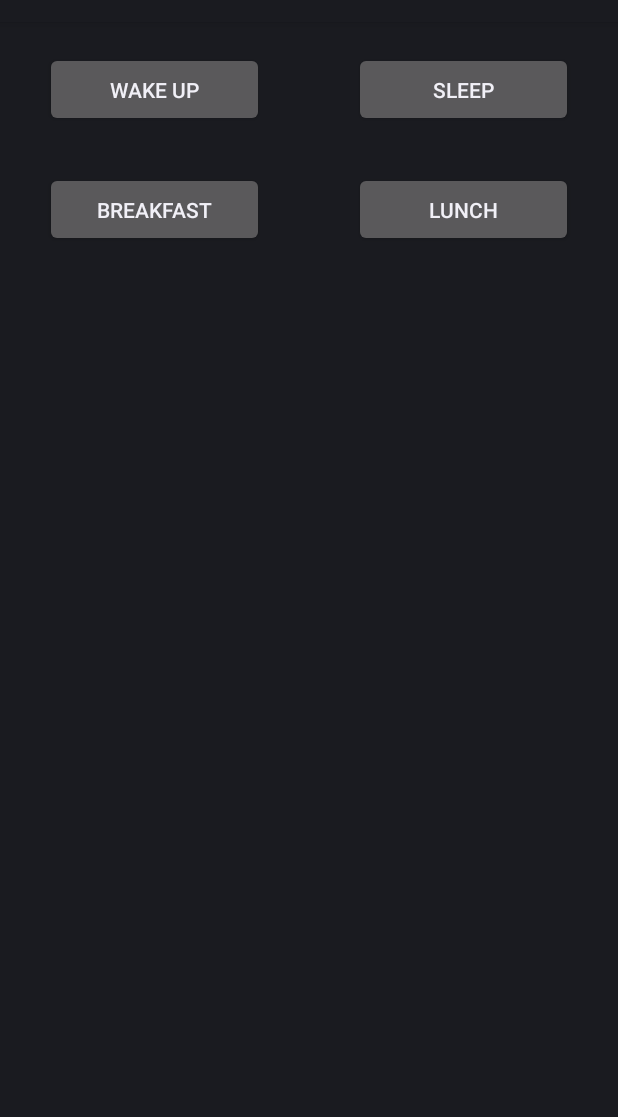
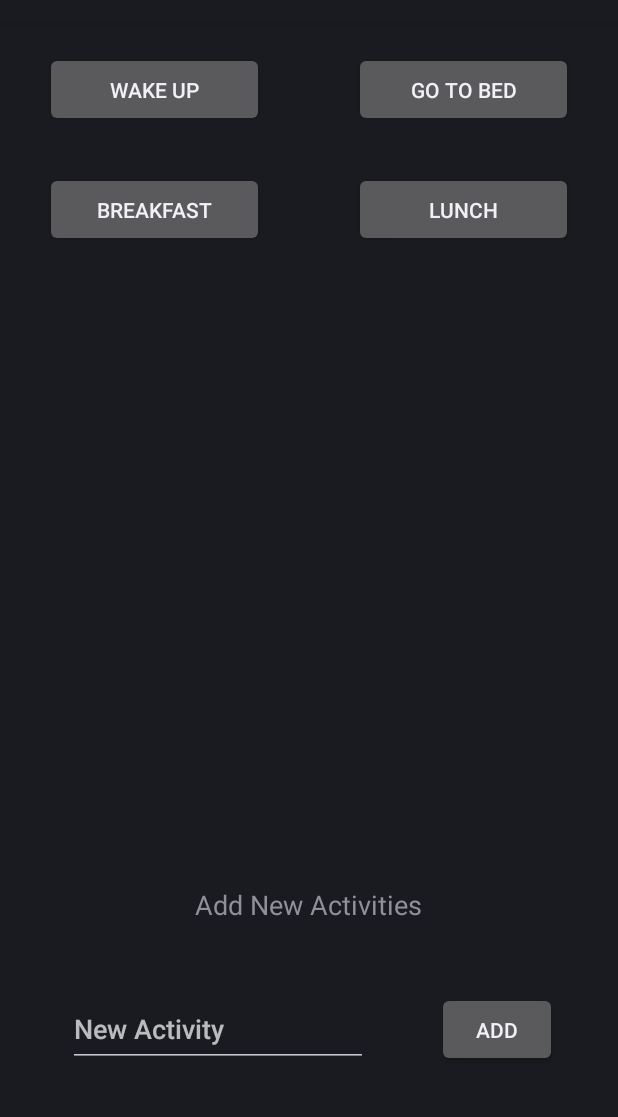
Before and after one commit to yizhang7210/LifeStats, an Android app: the fragment RecordTabs shown on its own in the app's theme, on a phone screen of 412 x 824 dp, the part 62-1179 px from its top. Run offline under Robolectric (Android 15) with nearby library versions, the light colour scheme and no system bars.

Commit message:
Design mostly working. needs tidy up.

```diff
--- a/app/src/main/java/com/lifestats/RecordTabs.java
+++ b/app/src/main/java/com/lifestats/RecordTabs.java
@@ -16,7 +16,7 @@ public class RecordTabs extends Fragment {
     public View onCreateView(LayoutInflater inflater, ViewGroup container,
                              Bundle savedInstanceState) {
         ViewGroup rootView = (ViewGroup) inflater.inflate(
-                R.layout.recordbuttons, container, false);
+                R.layout.recordtab, container, false);
 
         return rootView;
     }
--- a/app/src/main/res/layout/main.xml
+++ b/app/src/main/res/layout/main.xml
@@ -1,5 +1,6 @@
 <?xml version="1.0" encoding="utf-8"?>
-<FrameLayout xmlns:android="http://schemas.android.com/apk/res/android"
-    android:id="@+id/fragment_container"
+<android.support.v4.view.ViewPager
+    xmlns:android="http://schemas.android.com/apk/res/android"
+    android:id="@+id/pager"
     android:layout_width="match_parent"
     android:layout_height="match_parent" />
--- a/app/src/main/res/layout/recordbuttons.xml
+++ b/app/src/main/res/layout/recordbuttons.xml
@@ -2,7 +2,8 @@
 
 <RelativeLayout xmlns:android="http://schemas.android.com/apk/res/android"
     android:layout_width="fill_parent"
-    android:layout_height="fill_parent">
+    android:layout_height="fill_parent"
+    android:id="@+id/recordButtons">
 
     <TableLayout
         android:layout_width="fill_parent"
--- a/app/src/main/res/layout/recordtab.xml
+++ b/app/src/main/res/layout/recordtab.xml
@@ -1,34 +1,97 @@
 <?xml version="1.0" encoding="utf-8"?>
-<RelativeLayout xmlns:android="http://schemas.android.com/apk/res/android"
-    android:layout_width="match_parent"
-    android:layout_height="match_parent">
-
-    <LinearLayout
-        android:layout_width="fill_parent"
-        android:layout_height="fill_parent"
-        android:orientation="vertical">
+<LinearLayout xmlns:android="http://schemas.android.com/apk/res/android"
+    android:id="@+id/leftTab"
+    android:layout_width="fill_parent"
+    android:layout_height="fill_parent"
+    android:orientation="vertical">
 
         <LinearLayout
-            android:layout_width="fill_parent"
+            android:layout_width="match_parent"
             android:layout_height="fill_parent"
             android:layout_weight="2.5"
             android:id="@+id/Top_half_layout"
             android:orientation="vertical">
 
-            <android.support.v4.view.ViewPager
-                android:id="@+id/pager"
+            <ScrollView
+                android:id="@+id/recordButtons"
                 android:layout_width="fill_parent"
                 android:layout_height="fill_parent">
 
-            </android.support.v4.view.ViewPager>
+                <TableLayout
+                    android:layout_width="fill_parent"
+                    android:layout_height="fill_parent"
+                    android:baselineAligned="false"
+                    android:visibility="visible">
+
+
+                    <TableRow
+                        android:layout_width="fill_parent"
+                        android:layout_height="fill_parent">
+
+                        <Button
+                            android:layout_width="100dp"
+                            android:layout_height="50dp"
+                            android:text="@string/wakeupButton"
+                            android:id="@+id/wakeupButton"
+                            android:layout_weight="1"
+                            android:layout_marginLeft="30dp"
+                            android:layout_marginRight="30dp"
+                            android:layout_marginTop="20dp"
+                            android:layout_marginBottom="10dp" />
+
+                        <Button
+                            android:layout_width="100dp"
+                            android:layout_height="50dp"
+                            android:text="@string/sleepButton"
+                            android:id="@+id/sleepButton"
+                            android:layout_weight="1"
+                            android:layout_marginLeft="30dp"
+                            android:layout_marginRight="30dp"
+                            android:layout_marginTop="20dp"
+                            android:layout_marginBottom="10dp" />
+
+                    </TableRow>
+
+                    <TableRow
+                        android:layout_width="fill_parent"
+                        android:layout_height="fill_parent">
+
+
+                        <Button
+                            android:layout_width="100dp"
+                            android:layout_height="50dp"
+                            android:text="@string/breakfastButton"
+                            android:id="@+id/breakfastButton"
+                            android:layout_weight="1"
+                            android:layout_marginLeft="30dp"
+                            android:layout_marginRight="30dp"
+                            android:layout_marginTop="20dp"
+                            android:layout_marginBottom="10dp" />
+
+                        <Button
+                            android:layout_width="100dp"
+                            android:layout_height="50dp"
+                            android:text="@string/lunchButton"
+                            android:id="@+id/lunchButton"
+                            android:layout_weight="1"
+                            android:layout_marginLeft="30dp"
+                            android:layout_marginRight="30dp"
+                            android:layout_marginTop="20dp"
+                            android:layout_marginBottom="10dp" />
+                    </TableRow>
+
+                </TableLayout>
+            </ScrollView>
         </LinearLayout>
 
         <RelativeLayout
-            android:layout_width="fill_parent"
+            android:layout_width="match_parent"
             android:layout_height="fill_parent"
             android:layout_weight="7.5"
             android:id="@+id/bottom_half_layout"
-            android:orientation="vertical">
+            android:orientation="horizontal"
+            android:descendantFocusability="beforeDescendants"
+            android:focusableInTouchMode="true">
 
             <TextView
                 android:layout_width="wrap_content"
@@ -48,7 +111,7 @@
                 android:layout_gravity="left|center_vertical"
                 android:layout_marginLeft="45dp"
                 android:layout_centerVertical="true"
-                android:layout_alignParentLeft="true" />
+                android:layout_alignParentLeft="true"/>
 
             <Button
                 android:layout_width="80dp"
@@ -60,5 +123,4 @@
                 android:layout_marginLeft="10dp"/>
         </RelativeLayout>
 
-    </LinearLayout>
-</RelativeLayout>
+</LinearLayout>
--- a/app/src/main/res/values/strings.xml
+++ b/app/src/main/res/values/strings.xml
@@ -5,7 +5,7 @@
     <string name="showActivity">Show Activity</string>
     <string name="RecordActivity">Record Activity</string>
     <string name="wakeupButton">Wake up</string>
-    <string name="sleepButton">Sleep</string>
+    <string name="sleepButton">Go to bed</string>
     <string name="breakfastButton">Breakfast</string>
     <string name="lunchButton">Lunch</string>
     <string name="addNewActivities">Add New Activities</string>
```
Also changed, not shown: app/src/main/java/com/lifestats/MainActivity.java (+106 -22 lines), app/src/main/java/com/lifestats/RecordActivityTab.java (deleted, +0 -25 lines), app/src/main/java/com/lifestats/TabListener.java (deleted, +0 -33 lines), app/src/main/java/com/lifestats/TrialActivity.java (deleted, +0 -89 lines).
